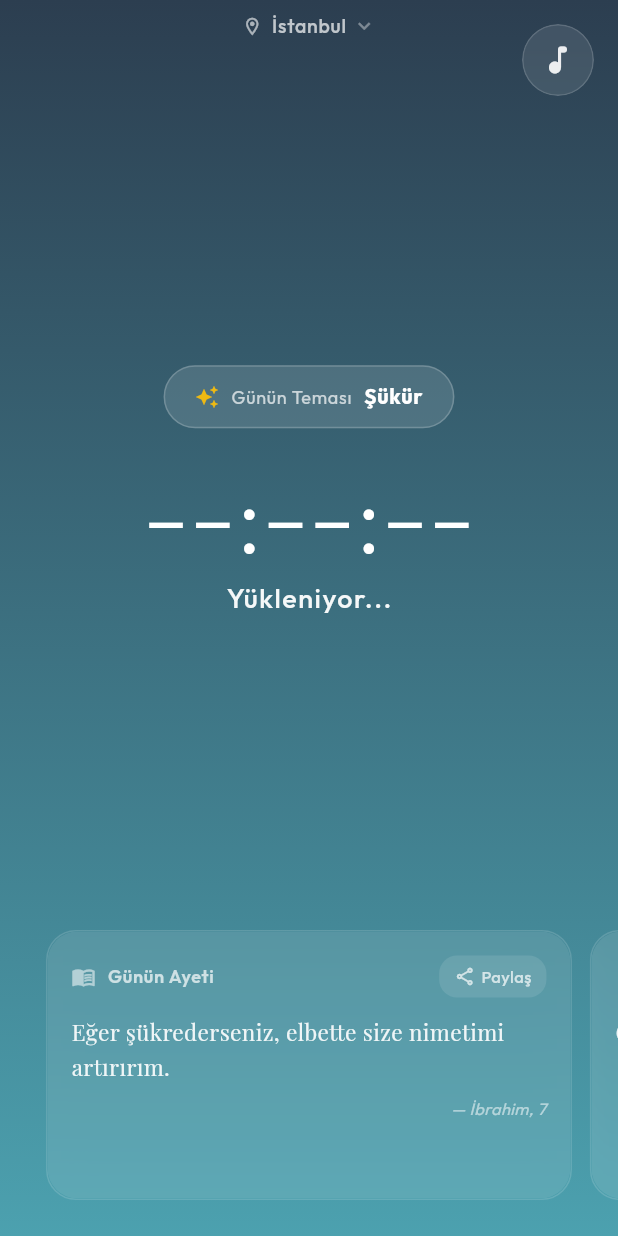
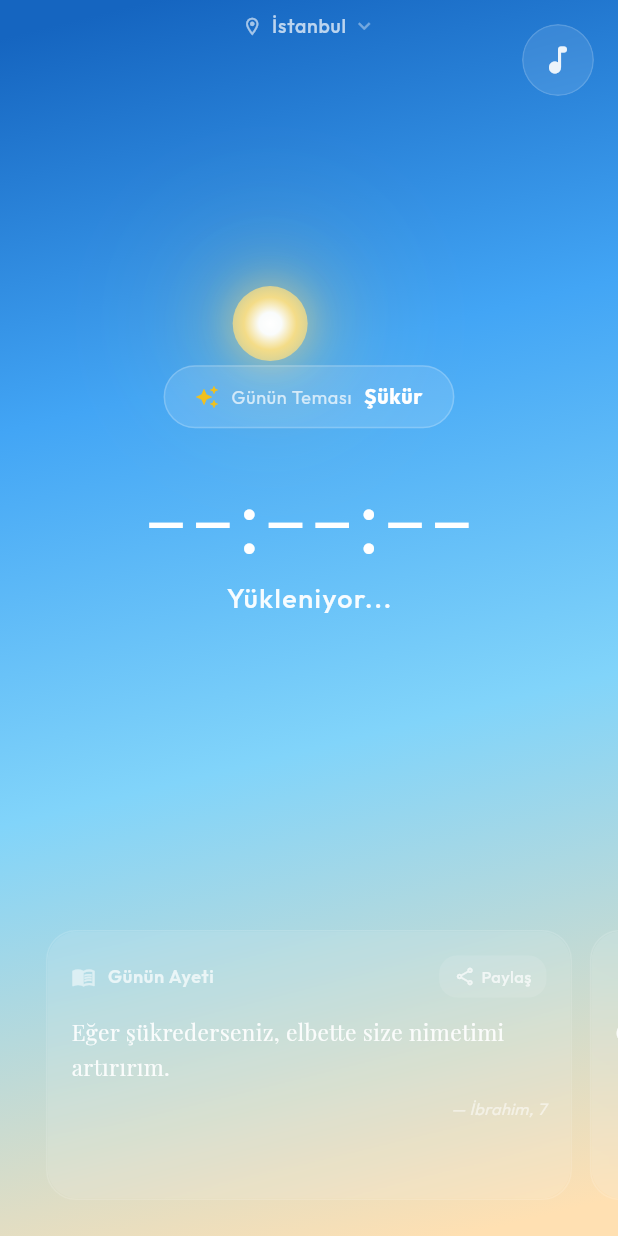
Before and after one commit to fatihdisci/ufuk, a Flutter app: the screen it shows after launch, on a phone screen of 412 x 824 dp. Run offline on Flutter 3.47's test engine with Material 3 defaults, Android fonts, the light colour scheme and no system bars; our stand-ins replace audioplayers, dio, geolocator, google_fonts, google_generative_ai, google_mobile_ads and 2 more; accounts and stored records are empty; network calls fail.

Commit message:
feat: Complete Phase 6.1 Celestial Sky & Aurora System

```diff
--- /dev/null
+++ b/lib/app/theme/aurora_palettes.dart
@@ -0,0 +1,211 @@
+import 'package:flutter/material.dart';
+import 'package:ufuk/app/atmosphere/segment.dart';
+
+/// Celestial Sky Palettes - PHYSICS-BASED EDITION
+/// Maps TimeSegment to realistic sky gradients, sun properties, and star visibility.
+class AuroraPalettes {
+
+  // ============== GRADIENT DATA ==============
+
+  /// Dawn / Imsak / Sahur - Pre-sunrise sky
+  static final _dawnGradient = _GradientData(
+    colors: [
+      const Color(0xFF0A1931), // Deep night blue (zenith)
+      const Color(0xFF3D2352), // Purple transition
+      const Color(0xFFB8405E), // Rose/magenta
+      const Color(0xFFFF6F00), // Fire orange horizon
+    ],
+    stops: [0.0, 0.35, 0.7, 1.0],
+    begin: const Alignment(-0.3, -1.0),
+    end: const Alignment(0.3, 1.0),
+  );
+
+  /// Morning / Sunrise - Sun breaching horizon (Light concentrates EAST/LEFT)
+  static final _morningGradient = _GradientData(
+    colors: [
+      const Color(0xFF1565C0), // Medium blue (zenith)
+      const Color(0xFF42A5F5), // Sky blue
+      const Color(0xFF81D4FA), // Light cyan
+      const Color(0xFFFFE0B2), // Warm peach horizon
+    ],
+    stops: [0.0, 0.3, 0.6, 1.0],
+    begin: const Alignment(-0.5, -1.0), // Light from left
+    end: const Alignment(0.5, 1.0),
+  );
+
+  /// Noon - Bright, even sky
+  static final _noonGradient = _GradientData(
+    colors: [
+      const Color(0xFF1E88E5), // Azure blue (zenith)
+      const Color(0xFF42A5F5), // Sky blue
+      const Color(0xFF90CAF9), // Light blue
+      const Color(0xFFE3F2FD), // White horizon
+    ],
+    stops: [0.0, 0.3, 0.6, 1.0],
+    begin: const Alignment(0.0, -1.0), // Even distribution
+    end: const Alignment(0.0, 1.0),
+  );
+
+  /// Afternoon / Ikindi - Sun descending WEST (Light concentrates RIGHT)
+  static final _afternoonGradient = _GradientData(
+    colors: [
+      const Color(0xFF1565C0), // Deeper blue (zenith)
+      const Color(0xFF29B6F6), // Bright blue
+      const Color(0xFF81D4FA), // Light cyan
+      const Color(0xFFFFE082), // Golden horizon
+    ],
+    stops: [0.0, 0.35, 0.7, 1.0],
+    begin: const Alignment(0.5, -1.0), // Light from right
+    end: const Alignment(-0.5, 1.0),
+  );
+
+  /// Sunset / Maghrib - Dramatic sunset (Light concentrates WEST/RIGHT)
+  static final _sunsetGradient = _GradientData(
+    colors: [
+      const Color(0xFF1A237E), // Deep indigo (zenith)
+      const Color(0xFF512DA8), // Purple
+      const Color(0xFFB71C1C), // Deep red
+      const Color(0xFFFF6F00), // Fiery orange horizon
+    ],
+    stops: [0.0, 0.35, 0.7, 1.0],
+    begin: const Alignment(0.8, -1.0), // Light from far right
+    end: const Alignment(-0.8, 1.0),
+  );
+
+  /// Night / Isha - Deep darkness
+  static final _nightGradient = _GradientData(
+    colors: [
+      const Color(0xFF000000), // Pitch black (zenith)
+      const Color(0xFF0D1B2A), // Very dark blue
+      const Color(0xFF1B263B), // Dark navy
+      const Color(0xFF1D3557), // Midnight blue horizon
+    ],
+    stops: [0.0, 0.4, 0.7, 1.0],
+    begin: const Alignment(0.0, -1.0),
+    end: const Alignment(0.0, 1.0),
+  );
+
+  /// Get gradient data for TimeSegment
+  static _GradientData getGradientForTime(TimeSegment segment) {
+    switch (segment) {
+      case TimeSegment.sahur:
+        return _dawnGradient;
+      case TimeSegment.morning:
+        return _morningGradient;
+      case TimeSegment.noon:
+        return _noonGradient;
+      case TimeSegment.afternoon:
+        return _afternoonGradient;
+      case TimeSegment.sunset:
+        return _sunsetGradient;
+      case TimeSegment.night:
+        return _nightGradient;
+    }
+  }
+
+  // ============== SUN PHYSICS ==============
+
+  /// Get Sun's position as Alignment (X: -1 East, +1 West | Y: -1 Zenith, +1 Horizon)
+  static Alignment getSunAlignment(TimeSegment segment) {
+    switch (segment) {
+      case TimeSegment.sahur:
+        return const Alignment(-0.9, 1.2);  // Just below horizon, East (invisible but glowing)
+      case TimeSegment.morning:
+        return const Alignment(-0.7, 0.6);  // Rising, East
+      case TimeSegment.noon:
+        return const Alignment(0.0, -0.7);  // High noon, centered
+      case TimeSegment.afternoon:
+        return const Alignment(0.6, -0.1);  // Descending, West
+      case TimeSegment.sunset:
+        return const Alignment(0.9, 0.8);   // Touching horizon, West
+      case TimeSegment.night:
+        return const Alignment(0.0, 3.0);   // Deep below Earth (hidden)
+    }
+  }
+
+  /// Get Sun's color based on atmospheric scatter
+  static Color getSunColor(TimeSegment segment) {
+    switch (segment) {
+      case TimeSegment.sahur:
+        return const Color(0xFFFF6F00); // Deep orange (pre-sunrise glow)
+      case TimeSegment.morning:
+        return const Color(0xFFFF5722); // Orange-red (scatter at sunrise)
+      case TimeSegment.noon:
+        return const Color(0xFFFFFDE7); // Blinding white-yellow
+      case TimeSegment.afternoon:
+        return const Color(0xFFFFD54F); // Golden yellow
+      case TimeSegment.sunset:
+        return const Color(0xFFFF3D00); // Deep red-orange
+      case TimeSegment.night:
+        return Colors.transparent;       // Hidden
+    }
+  }
+
+  /// Get Sun's glow radius (larger = more atmospheric scatter)
+  static double getSunGlowRadius(TimeSegment segment) {
+    switch (segment) {
+      case TimeSegment.sahur:
+        return 80.0;  // Horizon glow
+      case TimeSegment.morning:
+        return 100.0; // Sunrise scatter
+      case TimeSegment.noon:
+        return 40.0;  // Compact, intense
+      case TimeSegment.afternoon:
+        return 60.0;  // Moderate
+      case TimeSegment.sunset:
+        return 120.0; // Maximum scatter
+      case TimeSegment.night:
+        return 0.0;   // No sun
+    }
+  }
+
+  /// Get Sun's opacity
+  static double getSunOpacity(TimeSegment segment) {
+    switch (segment) {
+      case TimeSegment.sahur:
+        return 0.6;  // Glow visible, sun hidden
+      case TimeSegment.morning:
+      case TimeSegment.noon:
+      case TimeSegment.afternoon:
+      case TimeSegment.sunset:
+        return 1.0;  // Fully visible
+      case TimeSegment.night:
+        return 0.0;  // Hidden
+    }
+  }
+
+  // ============== STAR VISIBILITY ==============
+
+  /// Get Star field opacity
+  static double getStarOpacity(TimeSegment segment) {
+    switch (segment) {
+      case TimeSegment.sahur:
+        return 0.4;  // Fading stars at dawn
+      case TimeSegment.morning:
+        return 0.0;  // Invisible
+      case TimeSegment.noon:
+        return 0.0;
+      case TimeSegment.afternoon:
+        return 0.0;
+      case TimeSegment.sunset:
+        return 0.25; // Stars starting to appear
+      case TimeSegment.night:
+        return 1.0;  // Fully visible
+    }
+  }
+}
+
+/// Internal helper class to hold gradient data with alignment
+class _GradientData {
+  final List<Color> colors;
+  final List<double> stops;
+  final Alignment begin;
+  final Alignment end;
+
+  _GradientData({
+    required this.colors,
+    required this.stops,
+    required this.begin,
+    required this.end,
+  });
+}
--- a/lib/features/home/home_controller.dart
+++ b/lib/features/home/home_controller.dart
@@ -56,6 +56,7 @@ class HomeController with WidgetsBindingObserver {
   final ValueNotifier<List<PrayerTimeDisplay>> timesNotifier = ValueNotifier([]);
   final ValueNotifier<Map<String, DailyContent>> contentNotifier = ValueNotifier({});
   final ValueNotifier<String?> aiSummaryNotifier = ValueNotifier(null);
+  final ValueNotifier<DateTime> timeNotifier = ValueNotifier(DateTime.now()); // For continuous sun position
   final ValueNotifier<HomeStatus> statusNotifier = ValueNotifier(HomeStatus.loading);
 
   Timer? _ticker;
@@ -207,43 +208,26 @@ class HomeController with WidgetsBindingObserver {
 
     heroNotifier.value = HeroViewModel('$h:$m:$s', finalLabel);
 
-    // 2. Segment Update
-    if (now.second % 60 == 0) {
-       final seg = AtmosphereEngine.resolveSegment(now, _todayData!);
-       if (segmentNotifier.value != seg) {
+    // Update time for celestial overlay (sun position)
+    timeNotifier.value = now;
+
+    // 2. Segment Update (Every 30 seconds - lightweight but not excessive)
+    if (now.second % 30 == 0) {
+      final seg = AtmosphereEngine.resolveSegment(now, _todayData!);
+
+      if (segmentNotifier.value != seg) {
+         print("🎨 ATMOSPHERE CHANGE: ${segmentNotifier.value} -> $seg at ${now.toIso8601String()}");
          segmentNotifier.value = seg;
+      }
+    }
+
+    // 3. Ad Safety Check (Every minute is fine for ads)
+    if (now.second == 0) {
+       final isSafe = _adService.isAdAllowed(now, _todayData!);
+       if (!isSafe && nativeAdNotifier.value != null) {
+          nativeAdNotifier.value = null;
        }
 
-       // 3. Ad Safety Check (Every minute)
-       // If in Huzur zone, hide ad. If out, show (if loaded).
-       // Note: implementation assumes we strictly follow isAdAllowed.
-       // If we have an ad loaded but it's not allowed, set notifier to null?
-       // Or keep it but UI hides it? Cleaner to set notifier to null or have a separate bool.
-       // Let's reload/hide via notifier for simplicity.
-       // Ideally we don't dispose the ad, just hide it.
-       // But GlassCarousel builds based on list.
-       // Let's keep it simple: if safe, show. If unsafe, hide.
-       // For this phase, we won't implement complex "hide but keep loaded".
-       // We'll just rely on _adService.loadNativeAd() being efficient or caching inside service?
-       // The service logic created above does NOT cache the native ad after load.
-       // So we should keep reference in controller.
-
-       // Better logic:
-       // bool isSafe = _adService.isAdAllowed(now, _todayData);
-       // if (!isSafe && nativeAdNotifier.value != null) nativeAdNotifier.value = null;
-       // if (isSafe && nativeAdNotifier.value == null) _loadNativeAd();
-
-       // But _loadNativeAd is async. Let's act conservatively.
-       // If currently showing ad and becomes unsafe -> Hide.
-       // We won't aggressively reload for now to avoid flicker, just hide if unsafe.
-       final isSafe = _adService.isAdAllowed(now, _todayData);
-       if (!isSafe && nativeAdNotifier.value != null) {
-          // Hide it
-          nativeAdNotifier.value = null;
-       }
-       // If safe and null, we could try to reload?
-       // For MVP, enable one-shot load at start. If blocked at start, it never loads?
-       // Let's allow retry if null and safe.
        if (isSafe && nativeAdNotifier.value == null) {
           _loadNativeAd();
        }
@@ -251,6 +235,7 @@ class HomeController with WidgetsBindingObserver {
   }
 
   void dispose() {
+    _ticker?.cancel(); // Cancel timer to prevent memory leak
     nativeAdNotifier.value?.dispose();
     WidgetsBinding.instance.removeObserver(this);
   }
@@ -267,6 +252,9 @@ class HomeController with WidgetsBindingObserver {
         _wasPlayingBeforeBackground = false;
       }
     } else if (state == AppLifecycleState.resumed) {
+      // Force immediate time/segment sync when returning to app
+      _onTick();
+
       if (_wasPlayingBeforeBackground) {
         AudioService().resume();
       }
--- a/lib/features/home/home_screen.dart
+++ b/lib/features/home/home_screen.dart
@@ -5,8 +5,10 @@ import 'package:ufuk/app/atmosphere/segment.dart';
 import 'package:ufuk/data/repository/content_repository.dart';
 import 'package:ufuk/data/services/location_preferences.dart';
 import 'package:ufuk/features/home/home_controller.dart';
+import 'package:ufuk/features/home/widgets/aurora_background.dart';
+import 'package:ufuk/features/home/widgets/celestial_overlay.dart';
 import 'package:ufuk/features/settings/location_picker_sheet.dart';
-import 'widgets/atmosphere_bg.dart';
+
 import 'widgets/hero_countdown.dart';
 import 'widgets/glass_carousel.dart';
 import 'widgets/prayer_timeline_card.dart';
@@ -43,11 +45,19 @@ class _HomeScreenState extends State<HomeScreen> {
       body: Stack(
         fit: StackFit.expand,
         children: [
-          // Layer 0: Ambient Background
+          // Layer 0: Aurora Atmosphere (Dynamic Background)
           ValueListenableBuilder<TimeSegment>(
             valueListenable: _controller.segmentNotifier,
             builder: (_, segment, __) {
-              return AtmosphereBackground(segment: segment);
+              return AuroraBackground(segment: segment);
+            },
+          ),
+
+          // Layer 0.25: Celestial Overlay (Sun & Stars) - Continuous time-based
+          ValueListenableBuilder<DateTime>(
+            valueListenable: _controller.timeNotifier,
+            builder: (_, currentTime, __) {
+              return CelestialOverlay(currentTime: currentTime);
             },
           ),
 
--- a/lib/features/home/widgets/atmosphere_bg.dart
+++ /dev/null
@@ -1,40 +0,0 @@
-import 'package:flutter/material.dart';
-import 'package:ufuk/app/atmosphere/segment.dart';
-import 'package:ufuk/app/theme/app_theme.dart';
-
-class AtmosphereBackground extends StatelessWidget {
-  final TimeSegment segment;
-
-  const AtmosphereBackground({
-    super.key,
-    required this.segment,
-  });
-
-  LinearGradient _getGradient(TimeSegment s) {
-    switch (s) {
-      case TimeSegment.night:
-      case TimeSegment.sahur:
-        return AppGradients.night;
-      case TimeSegment.morning:
-        return AppGradients.morning;
-      case TimeSegment.noon:
-        return AppGradients.noon;
-      case TimeSegment.sunset:
-      case TimeSegment.afternoon:
-        return AppGradients.sunset;
-      default:
-        return AppGradients.defaultGradient;
-    }
-  }
-
-  @override
-  Widget build(BuildContext context) {
-    return AnimatedContainer(
-      duration: const Duration(seconds: 2),
-      curve: Curves.easeInOut,
-      decoration: BoxDecoration(
-        gradient: _getGradient(segment),
-      ),
-    );
-  }
-}
--- /dev/null
+++ b/lib/features/home/widgets/aurora_background.dart
@@ -0,0 +1,46 @@
+import 'package:flutter/material.dart';
+import 'package:ufuk/app/atmosphere/segment.dart';
+import 'package:ufuk/app/theme/aurora_palettes.dart';
+
+/// AuroraBackground - Physics-Based Animated Sky
+/// Gradient alignment follows sun position for realistic lighting.
+class AuroraBackground extends StatelessWidget {
+  final TimeSegment segment;
+
+  const AuroraBackground({
+    super.key,
+    required this.segment,
+  });
+
+  @override
+  Widget build(BuildContext context) {
+    final gradientData = AuroraPalettes.getGradientForTime(segment);
+
+    return TweenAnimationBuilder<Alignment>(
+      tween: AlignmentTween(begin: gradientData.begin, end: gradientData.begin),
+      duration: const Duration(seconds: 3),
+      curve: Curves.easeInOut,
+      builder: (context, beginAlign, child) {
+        return TweenAnimationBuilder<Alignment>(
+          tween: AlignmentTween(begin: gradientData.end, end: gradientData.end),
+          duration: const Duration(seconds: 3),
+          curve: Curves.easeInOut,
+          builder: (context, endAlign, child) {
+            return AnimatedContainer(
+              duration: const Duration(seconds: 3),
+              curve: Curves.easeInOut,
+              decoration: BoxDecoration(
+                gradient: LinearGradient(
+                  colors: gradientData.colors,
+                  stops: gradientData.stops,
+                  begin: gradientData.begin,
+                  end: gradientData.end,
+                ),
+              ),
+            );
+          },
+        );
+      },
+    );
+  }
+}
--- /dev/null
+++ b/lib/features/home/widgets/celestial_overlay.dart
@@ -0,0 +1,366 @@
+import 'dart:math';
+import 'package:flutter/material.dart';
+
+/// CelestialOverlay - Advanced Sun Rendering with Radial Gradients & Layered Glow
+class CelestialOverlay extends StatefulWidget {
+  final DateTime currentTime;
+
+  const CelestialOverlay({
+    super.key,
+    required this.currentTime,
+  });
+
+  @override
+  State<CelestialOverlay> createState() => _CelestialOverlayState();
+}
+
+class _CelestialOverlayState extends State<CelestialOverlay> with SingleTickerProviderStateMixin {
+  late AnimationController _twinkleController;
+  late List<_Star> _stars;
+
+  // Sun arc constants
+  static const double sunriseHour = 6.0;
+  static const double sunsetHour = 19.0;
+  static const double dayDuration = sunsetHour - sunriseHour;
+
+  @override
+  void initState() {
+    super.initState();
+    _twinkleController = AnimationController(
+      vsync: this,
+      duration: const Duration(seconds: 4),
+    )..repeat(reverse: true);
+
+    final random = Random(42);
+    _stars = List.generate(80, (i) => _Star(
+      x: random.nextDouble(),
+      y: random.nextDouble() * 0.55,
+      size: random.nextDouble() * 1.2 + 0.4,
+      twinklePhase: random.nextDouble(),
+    ));
+  }
+
+  @override
+  void dispose() {
+    _twinkleController.dispose();
+    super.dispose();
+  }
+
+  // ============== DYNAMIC SUN PROPERTIES ==============
+
+  /// Get sun size based on hour (larger near horizon)
+  double _getSunSize(double hour) {
+    if (hour < sunriseHour || hour >= sunsetHour) return 0;
+
+    final progress = (hour - sunriseHour) / dayDuration;
+
+    if (progress < 0.15 || progress > 0.85) {
+      return 55.0; // Larger near horizon (optical illusion)
+    } else if (progress > 0.35 && progress < 0.65) {
+      return 45.0; // Smaller at zenith
+    }
+    return 50.0; // Normal
+  }
+
+  /// Get sun core color (center of radial gradient)
+  Color _getSunCoreColor(double hour) {
+    if (hour < sunriseHour || hour >= sunsetHour) return Colors.transparent;
+
+    final progress = (hour - sunriseHour) / dayDuration;
+
+    if (progress < 0.12 || progress > 0.88) {
+      return const Color(0xFFFFF9C4); // Warm white at horizon
+    } else if (progress > 0.3 && progress < 0.7) {
+      return const Color(0xFFFFFFFF); // Pure white at midday
+    }
+    return const Color(0xFFFFFDE7); // Soft white transition
+  }
+
+  /// Get sun edge color (outer part of radial gradient)
+  Color _getSunEdgeColor(double hour) {
+    if (hour < sunriseHour || hour >= sunsetHour) return Colors.transparent;
+
+    final progress = (hour - sunriseHour) / dayDuration;
+
+    if (progress < 0.12 || progress > 0.88) {
+      return const Color(0xFFFF8F00); // Deep golden orange
+    } else if (progress < 0.2 || progress > 0.8) {
+      return const Color(0xFFFFB74D); // Light orange
+    } else if (progress > 0.35 && progress < 0.65) {
+      return const Color(0xFFFFF59D); // Bright yellow at noon
+    }
+    return const Color(0xFFFFE082); // Golden yellow
+  }
+
+  /// Get glow color for atmospheric scatter
+  Color _getSunGlowColor(double hour) {
+    if (hour < sunriseHour || hour >= sunsetHour) return Colors.transparent;
+
+    final progress = (hour - sunriseHour) / dayDuration;
+
+    if (progress < 0.12 || progress > 0.88) {
+      return const Color(0xFFFF6F00); // Deep orange glow
+    } else if (progress < 0.2 || progress > 0.8) {
+      return const Color(0xFFFFAB40); // Orange glow
+    } else if (progress > 0.35 && progress < 0.65) {
+      return const Color(0xFFFFF176); // Yellow glow at noon
+    }
+    return const Color(0xFFFFD54F); // Golden glow
+  }
+
+  /// Get glow intensity (blur radius multiplier)
+  double _getGlowIntensity(double hour) {
+    if (hour < sunriseHour || hour >= sunsetHour) return 0;
+
+    final progress = (hour - sunriseHour) / dayDuration;
+
+    if (progress < 0.12 || progress > 0.88) {
+      return 1.5; // High atmospheric scatter near horizon
+    } else if (progress > 0.35 && progress < 0.65) {
+      return 0.7; // Tight glow at noon
+    }
+    return 1.0; // Normal
+  }
+
+  /// Calculate sun state
+  _SunState _calculateSunState(DateTime time) {
+    final double currentHour = time.hour + (time.minute / 60.0);
+
+    if (currentHour < sunriseHour || currentHour >= sunsetHour) {
+      return _SunState(
+        alignment: const Alignment(0.0, 3.0),
+        opacity: 0.0,
+        starOpacity: 1.0,
+        size: 0,
+        coreColor: Colors.transparent,
+        edgeColor: Colors.transparent,
+        glowColor: Colors.transparent,
+        glowIntensity: 0,
+      );
+    }
+
+    final double progress = (currentHour - sunriseHour) / dayDuration;
+
+    // X: Linear from left to right
+    final double x = -1.0 + (progress * 2.0);
+
+    // Y: Parabolic arc
+    final double normalizedP = progress - 0.5;
+    final double y = 5.6 * (normalizedP * normalizedP) - 0.7;
+
+    // Star fade during twilight
+    double starOpacity = 0.0;
+    if (progress < 0.1) {
+      starOpacity = 1.0 - (progress / 0.1);
+    } else if (progress > 0.9) {
+      starOpacity = (progress - 0.9) / 0.1;
+    }
+
+    return _SunState(
+      alignment: Alignment(x, y),
+      opacity: 1.0,
+      starOpacity: starOpacity,
+      size: _getSunSize(currentHour),
+      coreColor: _getSunCoreColor(currentHour),
+      edgeColor: _getSunEdgeColor(currentHour),
+      glowColor: _getSunGlowColor(currentHour),
+      glowIntensity: _getGlowIntensity(currentHour),
+    );
+  }
+
+  @override
+  Widget build(BuildContext context) {
+    final sunState = _calculateSunState(widget.currentTime);
+    final screenSize = MediaQuery.of(context).size;
+
+    final sunX = (sunState.alignment.x + 1) / 2 * screenSize.width;
+    final sunY = (sunState.alignment.y + 1) / 2 * screenSize.height;
+    final halfSize = sunState.size / 2;
+
+    return Stack(
+      children: [
+        // Stars Layer
+        AnimatedOpacity(
+          duration: const Duration(milliseconds: 500),
+          opacity: sunState.starOpacity,
+          child: AnimatedBuilder(
+            animation: _twinkleController,
+            builder: (context, child) {
+              return CustomPaint(
+                painter: _StarFieldPainter(
+                  stars: _stars,
+                  twinkleValue: _twinkleController.value,
+                ),
+                size: Size.infinite,
+              );
+            },
+          ),
+        ),
+
+        // Sun Layer
+        AnimatedPositioned(
+          duration: const Duration(seconds: 2),
+          curve: Curves.easeOut,
+          left: sunX - halfSize,
+          top: sunY - halfSize,
+          child: AnimatedOpacity(
+            duration: const Duration(seconds: 1),
+            opacity: sunState.opacity,
+            child: _buildAdvancedSun(sunState),
+          ),
+        ),
+      ],
+    );
+  }
+
+  /// Advanced sun with RadialGradient core and layered glow
+  Widget _buildAdvancedSun(_SunState state) {
+    if (state.size <= 0) return const SizedBox.shrink();
+
+    final glowMultiplier = state.glowIntensity;
+
+    return SizedBox(
+      width: state.size * 2.5, // Extra space for glow
+      height: state.size * 2.5,
+      child: Stack(
+        alignment: Alignment.center,
+        children: [
+          // Layer 3: Outer atmospheric glow (soft, large)
+          Container(
+            width: state.size * 2.2,
+            height: state.size * 2.2,
+            decoration: BoxDecoration(
+              shape: BoxShape.circle,
+              boxShadow: [
+                BoxShadow(
+                  color: state.glowColor.withOpacity(0.08),
+                  blurRadius: 60 * glowMultiplier,
+                  spreadRadius: 20 * glowMultiplier,
+                ),
+              ],
+            ),
+          ),
+
+          // Layer 2: Middle glow (medium)
+          Container(
+            width: state.size * 1.5,
+            height: state.size * 1.5,
+            decoration: BoxDecoration(
+              shape: BoxShape.circle,
+              boxShadow: [
+                BoxShadow(
+                  color: state.glowColor.withOpacity(0.15),
+                  blurRadius: 30 * glowMultiplier,
+                  spreadRadius: 8 * glowMultiplier,
+                ),
+              ],
+            ),
+          ),
+
+          // Layer 1: Inner glow (tight)
+          Container(
+            width: state.size * 1.1,
+            height: state.size * 1.1,
+            decoration: BoxDecoration(
+              shape: BoxShape.circle,
+              boxShadow: [
+                BoxShadow(
+                  color: state.edgeColor.withOpacity(0.3),
+                  blurRadius: 15 * glowMultiplier,
+                  spreadRadius: 2,
+                ),
+              ],
+            ),
+          ),
+
+          // Core: Radial gradient sun
+          Container(
+            width: state.size,
+            height: state.size,
+            decoration: BoxDecoration(
+              shape: BoxShape.circle,
+              gradient: RadialGradient(
+                colors: [
+                  state.coreColor,
+                  state.coreColor.withOpacity(0.95),
+                  state.edgeColor.withOpacity(0.9),
+                  state.edgeColor.withOpacity(0.7),
+                ],
+                stops: const [0.0, 0.3, 0.7, 1.0],
+              ),
+            ),
+          ),
+        ],
+      ),
+    );
+  }
+}
+
+/// Sun state data
+class _SunState {
+  final Alignment alignment;
+  final double opacity;
+  final double starOpacity;
+  final double size;
+  final Color coreColor;
+  final Color edgeColor;
+  final Color glowColor;
+  final double glowIntensity;
+
+  _SunState({
+    required this.alignment,
+    required this.opacity,
+    required this.starOpacity,
+    required this.size,
+    required this.coreColor,
+    required this.edgeColor,
+    required this.glowColor,
+    required this.glowIntensity,
+  });
+}
+
+/// Star data model
+class _Star {
+  final double x;
+  final double y;
+  final double size;
+  final double twinklePhase;
+
+  _Star({
+    required this.x,
+    required this.y,
+    required this.size,
+    required this.twinklePhase,
+  });
+}
+
+/// Custom painter for star rendering
+class _StarFieldPainter extends CustomPainter {
+  final List<_Star> stars;
+  final double twinkleValue;
+
+  _StarFieldPainter({required this.stars, required this.twinkleValue});
+
+  @override
+  void paint(Canvas canvas, Size size) {
+    for (final star in stars) {
+      final phase = (twinkleValue + star.twinklePhase) % 1.0;
+      final twinkleFactor = (sin(phase * pi * 2) + 1) / 2;
+      final opacity = 0.4 + twinkleFactor * 0.6;
+
+      final paint = Paint()
+        ..color = Colors.white.withOpacity(opacity)
+        ..style = PaintingStyle.fill;
+
+      canvas.drawCircle(
+        Offset(star.x * size.width, star.y * size.height),
+        star.size,
+        paint,
+      );
+    }
+  }
+
+  @override
+  bool shouldRepaint(_StarFieldPainter oldDelegate) =>
+      oldDelegate.twinkleValue != twinkleValue;
+}
```
Also changed, not shown: 2 other files.
